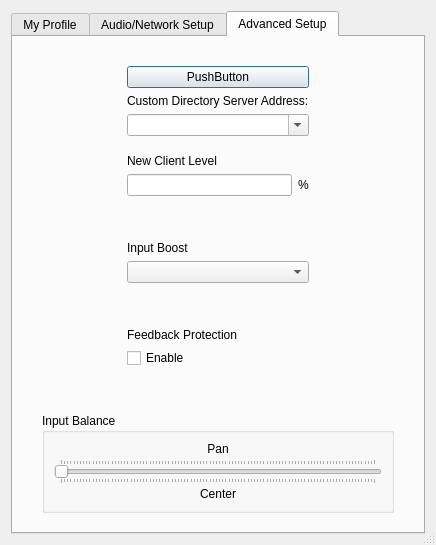
This is src/clientsettingsdlgbase.ui in koord-live/koord-jamulus as Qt 5 draws it before an edit. The edited form follows.
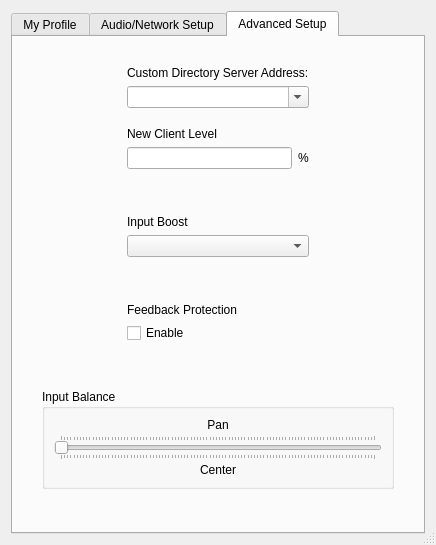
This is the edited form. Icons and pictures are not drawn. Custom widgets are drawn as their Qt base class.

Patch:
```diff
--- a/src/clientsettingsdlgbase.ui
+++ b/src/clientsettingsdlgbase.ui
@@ -956,13 +956,6 @@
                </property>
               </spacer>
              </item>
-             <item>
-              <widget class="QPushButton" name="pushButton">
-               <property name="text">
-                <string>PushButton</string>
-               </property>
-              </widget>
-             </item>
              <item>
               <widget class="QLabel" name="lblCentralServerAddress">
                <property name="text">
```
